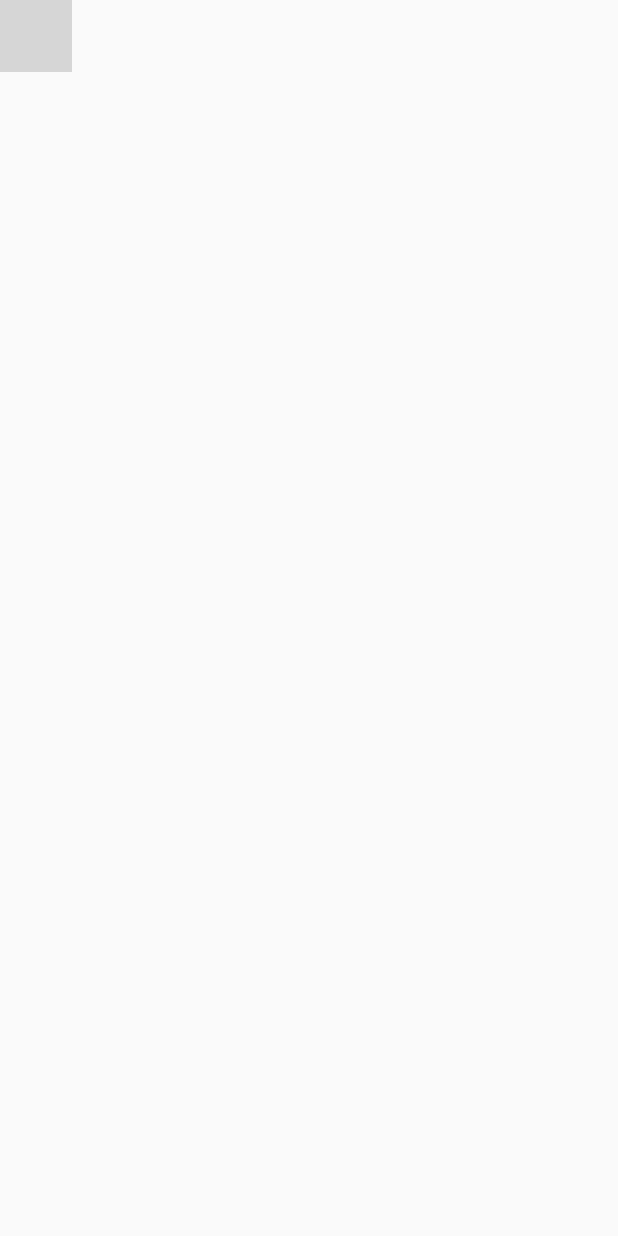
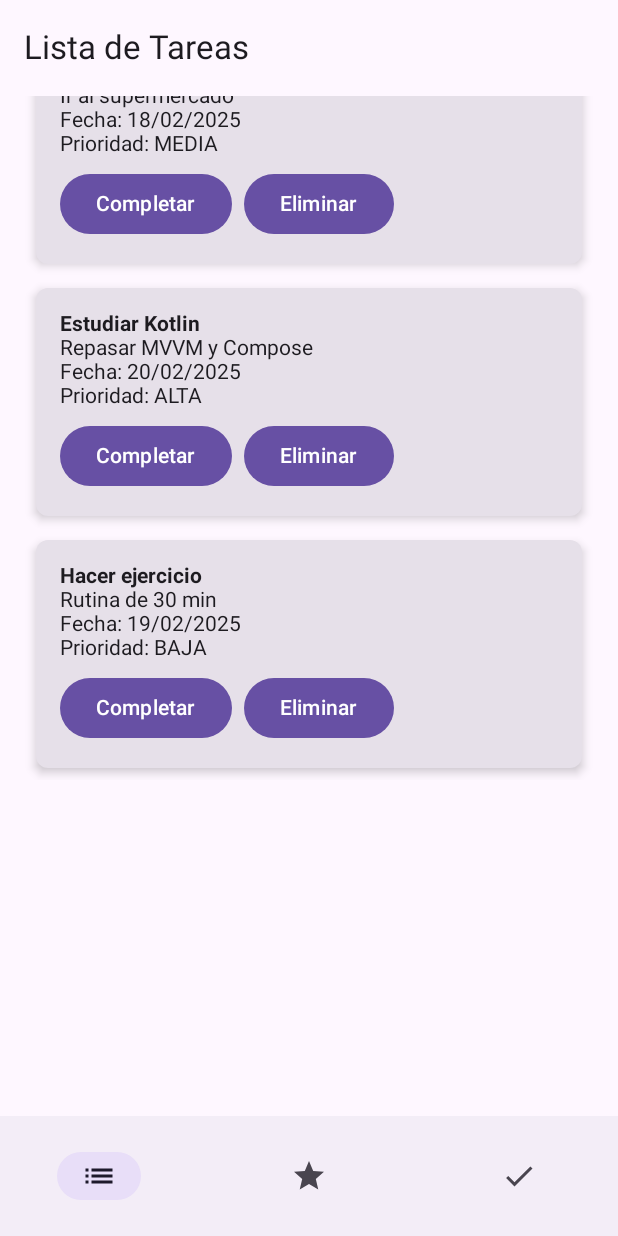
Before and after one commit to Elcorr3a/ToDoList, an Android app built with Jetpack Compose: the screen it shows after launch (MainActivity), on a phone screen of 412 x 824 dp. Run offline under Robolectric (Android 15) with nearby library versions, the phone set to English and light mode, and no system bars; grey boxes are pictures that could not be loaded.

Commit message:
ANTES DEL DESASTRE

```diff
--- a/app/src/main/java/com/example/todolist/MainActivity.kt
+++ b/app/src/main/java/com/example/todolist/MainActivity.kt
@@ -1,20 +1,36 @@
 package com.example.todolist
 
+
+import TareasListScreenCompleted
 import android.os.Bundle
 import androidx.activity.ComponentActivity
 import androidx.activity.compose.setContent
 import androidx.navigation.compose.rememberNavController
-import com.example.todolist.ui.screens.TareasScreen
-
+import androidx.navigation.compose.NavHost
+import androidx.navigation.compose.composable
+import com.example.todolist.ui.AddTaskScreen
+import com.example.todolist.ui.screens.TareasListScreen
 import com.example.todolist.viewmodel.TareasViewModel
 
 class MainActivity : ComponentActivity() {
     override fun onCreate(savedInstanceState: Bundle?) {
         super.onCreate(savedInstanceState)
         setContent {
-            val viewModel = TareasViewModel()
             val navController = rememberNavController()  // Crear el NavController
-            TareasScreen(viewModel = viewModel, navController = navController)  // Pasar el NavController a TareasScreen
+            val viewModel = TareasViewModel()  // Instancia del ViewModel
+
+            // Definir el NavHost con las rutas de navegación
+            NavHost(navController = navController, startDestination = "tareas_list") {
+                composable("tareas_list") {
+                    TareasListScreen(viewModel = viewModel, navController = navController)
+                }
+                composable("add_task") {
+                    AddTaskScreen(viewModel = viewModel, navController = navController)
+                }
+                composable("completed_tasks") {
+                    TareasListScreenCompleted(viewModel = viewModel, navController = navController)
+                }
+            }
         }
     }
 }
--- a/app/src/main/java/com/example/todolist/ui/components/BottomNavigation.kt
+++ b/app/src/main/java/com/example/todolist/ui/components/BottomNavigation.kt
@@ -1,6 +1,7 @@
 package com.example.tuapp.ui.components
 
 import androidx.compose.material.icons.Icons
+import androidx.compose.material.icons.filled.Check
 import androidx.compose.material.icons.filled.List
 import androidx.compose.material.icons.filled.Star
 import androidx.compose.material3.*
@@ -8,22 +9,26 @@ import androidx.compose.runtime.Composable
 import androidx.navigation.NavController
 
 @Composable
-fun BottomNavigationBar(navController: NavController) { // Añadido el parámetro navController
+fun BottomNavigationBar(navController: NavController) {
     NavigationBar {
         NavigationBarItem(
             icon = { Icon(Icons.Default.List, contentDescription = "Todas") },
-            label = { Text("Todas") },
             selected = true,
-            onClick = { }
+            onClick = {
+                navController.navigate("tareas_list") // Ir a la lista de tareas
+            }
         )
         NavigationBarItem(
             icon = { Icon(Icons.Default.Star, contentDescription = "Añadir Tarea") },
-            label = { Text("+") },
             selected = false,
             onClick = {
-                // Navegar a la pantalla "add_task"
-                navController.navigate("add_task")
+                navController.navigate("add_task") // Ir a la pantalla de añadir tareas
             }
+        )
+        NavigationBarItem(
+            icon = { Icon(Icons.Default.Check, contentDescription = "Completadas") },
+            selected = false,
+            onClick = { navController.navigate("completed_tasks") }
         )
     }
 }
--- a/app/src/main/java/com/example/todolist/ui/components/TareaCard.kt
+++ b/app/src/main/java/com/example/todolist/ui/components/TareaCard.kt
@@ -9,9 +9,12 @@ import androidx.compose.ui.Modifier
 import androidx.compose.ui.text.font.FontWeight
 import androidx.compose.ui.unit.dp
 
-
 @Composable
-fun TareaCard(tarea: Tarea, onEliminar: () -> Unit) {
+fun TareaCard(
+    tarea: Tarea,
+    onCompletar: () -> Unit,  // Nuevo parámetro para completar la tarea
+    onEliminar: () -> Unit    // Parámetro para eliminar la tarea
+) {
     Card(
         modifier = Modifier
             .fillMaxWidth()
@@ -26,6 +29,12 @@ fun TareaCard(tarea: Tarea, onEliminar: () -> Unit) {
             Text(text = "Prioridad: ${tarea.prioridad}")
 
             Row(modifier = Modifier.padding(top = 8.dp)) {
+                Button(onClick = onCompletar) {
+                    Text("Completar")
+                }
+
+                Spacer(modifier = Modifier.width(8.dp))
+
                 Button(onClick = onEliminar) {
                     Text("Eliminar")
                 }
--- a/app/src/main/java/com/example/todolist/ui/screens/TareasScreen.kt
+++ b/app/src/main/java/com/example/todolist/ui/screens/AddTareasScreen.kt
@@ -10,6 +10,7 @@ import androidx.compose.ui.text.input.KeyboardType
 import androidx.navigation.NavController
 import com.example.todolist.viewmodel.TareasViewModel
 import Tarea
+import com.example.tuapp.ui.components.BottomNavigationBar
 import java.util.UUID
 
 @OptIn(ExperimentalMaterial3Api::class)
@@ -21,6 +22,7 @@ fun AddTaskScreen(viewModel: TareasViewModel, navController: NavController) {
     var prioridad by remember { mutableStateOf(Prioridad.BAJA) }
 
     Scaffold(
+        bottomBar = { BottomNavigationBar(navController)},
         topBar = { TopAppBar(title = { Text("Añadir Tarea") }) }
     ) { padding ->
         Column(modifier = Modifier.padding(padding).padding(16.dp)) {
--- /dev/null
+++ b/app/src/main/java/com/example/todolist/ui/screens/TareasListScreen.kt
@@ -0,0 +1,37 @@
+package com.example.todolist.ui.screens
+
+import androidx.compose.foundation.layout.*
+import androidx.compose.foundation.lazy.LazyColumn
+import androidx.compose.foundation.lazy.items
+import androidx.compose.material3.*
+import androidx.compose.runtime.*
+import androidx.compose.ui.unit.dp
+import androidx.navigation.NavController
+import com.example.todolist.viewmodel.TareasViewModel
+import com.example.tuapp.ui.components.BottomNavigationBar
+import Tarea
+import androidx.compose.ui.Modifier
+import com.example.tuapp.ui.components.TareaCard
+
+@OptIn(ExperimentalMaterial3Api::class)
+@Composable
+fun TareasListScreen(viewModel: TareasViewModel, navController: NavController) {
+    val tareas by viewModel.tasks.collectAsState()
+
+    Scaffold(
+        topBar = { TopAppBar(title = { Text("Lista de Tareas") }) },
+        bottomBar = { BottomNavigationBar(navController) }
+    ) { padding ->
+        Column(modifier = Modifier.padding(16.dp)) {
+            LazyColumn {
+                items(tareas) { tarea ->
+                    TareaCard(
+                        tarea = tarea,
+                        onCompletar = { viewModel.completeTask(tarea) },  // Llamar a la función para completar la tarea
+                        onEliminar = { viewModel.removeTask(tarea) }      // Llamar a la función para eliminar la tarea
+                    )
+                }
+            }
+        }
+    }
+}
--- a/app/src/main/java/com/example/todolist/viewmodel/TareasViewModel.kt
+++ b/app/src/main/java/com/example/todolist/viewmodel/TareasViewModel.kt
@@ -16,7 +16,7 @@ class TareasViewModel : ViewModel() {
     val completedTasks: StateFlow<List<Tarea>> get() = _completedTasks
 
     fun addTask(task: Tarea) {
-        _tasks.value = _tasks.value + task
+        _tasks.value += task
     }
 
     fun completeTask(task: Tarea) {
@@ -24,10 +24,6 @@ class TareasViewModel : ViewModel() {
         _completedTasks.value = _completedTasks.value + task.copy(completada = true)
     }
 
-    fun uncompleteTask(task: Tarea) {
-        _completedTasks.value = _completedTasks.value.filter { it.id != task.id }
-        _tasks.value = _tasks.value + task.copy(completada = false)
-    }
 
     private fun generateSampleTasks(): List<Tarea> {
         return listOf(
```
Also changed, not shown: app/src/main/java/com/example/todolist/ui/screens/CompletedTareasScreen.kt (added, +51 -0 lines).
